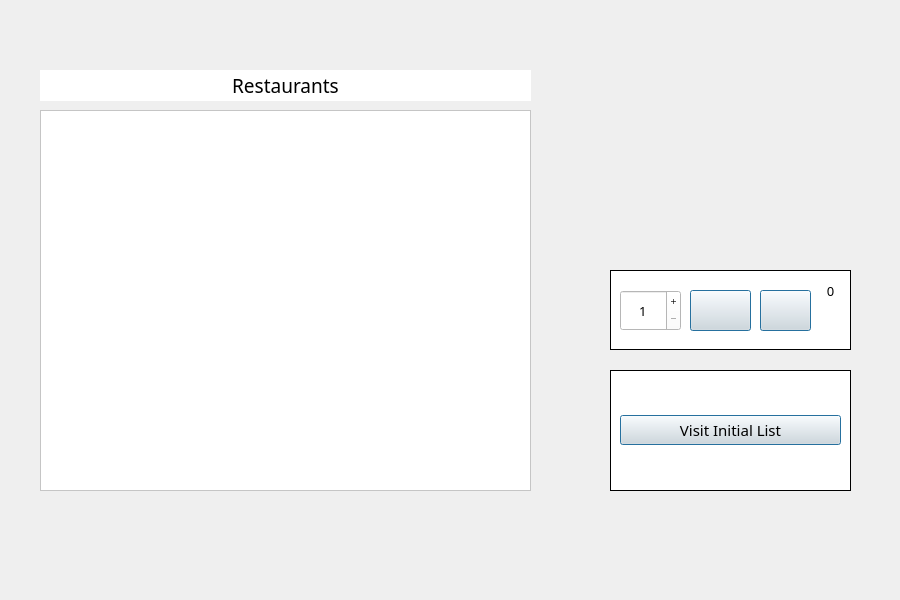
First picture: the form in schoolStore.ui, repository DannyCamacho/CollegeConnect, before the edit.
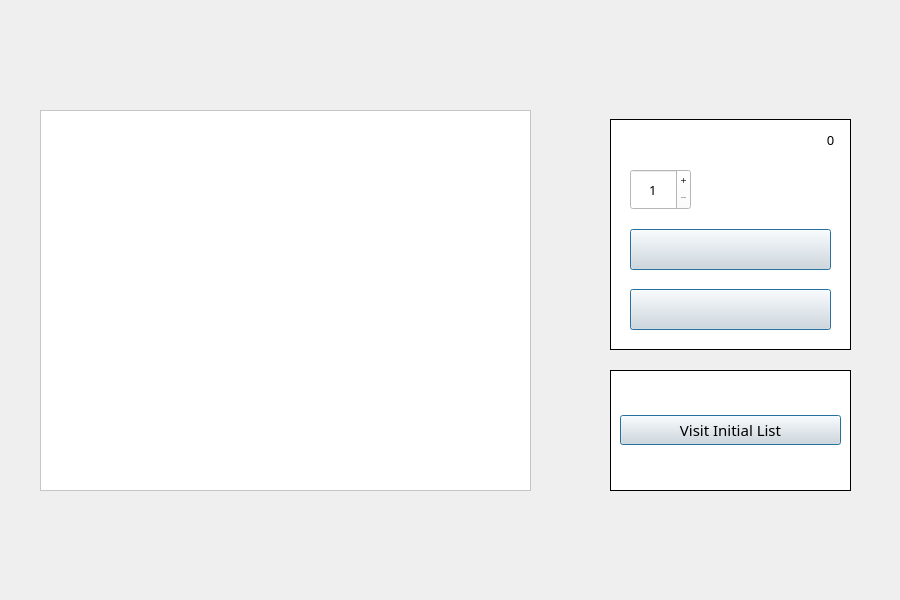
Second picture: the form after the edit. Icons and pictures are not drawn.

```diff
--- a/schoolStore.ui
+++ b/schoolStore.ui
@@ -18,9 +18,9 @@
     <property name="geometry">
      <rect>
       <x>610</x>
-      <y>270</y>
+      <y>119</y>
       <width>241</width>
-      <height>80</height>
+      <height>231</height>
      </rect>
     </property>
     <property name="styleSheet">
@@ -36,8 +36,8 @@
     <widget class="QSpinBox" name="spinBox">
      <property name="geometry">
       <rect>
-       <x>10</x>
-       <y>20</y>
+       <x>20</x>
+       <y>50</y>
        <width>61</width>
        <height>41</height>
       </rect>
@@ -92,9 +92,9 @@
     <widget class="QPushButton" name="pushButton_4">
      <property name="geometry">
       <rect>
-       <x>80</x>
-       <y>20</y>
-       <width>61</width>
+       <x>20</x>
+       <y>110</y>
+       <width>201</width>
        <height>41</height>
       </rect>
      </property>
@@ -126,9 +126,9 @@
     <widget class="QPushButton" name="cartButton">
      <property name="geometry">
       <rect>
-       <x>150</x>
-       <y>20</y>
-       <width>51</width>
+       <x>20</x>
+       <y>170</y>
+       <width>201</width>
        <height>41</height>
       </rect>
      </property>
@@ -370,48 +370,6 @@
      </attribute>
     </widget>
    </widget>
-   <widget class="QFrame" name="frame_3">
-    <property name="geometry">
-     <rect>
-      <x>40</x>
-      <y>60</y>
-      <width>491</width>
-      <height>41</height>
-     </rect>
-    </property>
-    <property name="frameShape">
-     <enum>QFrame::NoFrame</enum>
-    </property>
-    <property name="frameShadow">
-     <enum>QFrame::Raised</enum>
-    </property>
-    <widget class="QLabel" name="label">
-     <property name="geometry">
-      <rect>
-       <x>0</x>
-       <y>10</y>
-       <width>491</width>
-       <height>31</height>
-      </rect>
-     </property>
-     <property name="font">
-      <font>
-       <family>Bahnschrift</family>
-       <pointsize>14</pointsize>
-      </font>
-     </property>
-     <property name="styleSheet">
-      <string notr="true">background-color: rgb(255, 255, 255);
-color: rgb(0, 0, 0);</string>
-     </property>
-     <property name="text">
-      <string>Restaurants</string>
-     </property>
-     <property name="alignment">
-      <set>Qt::AlignCenter</set>
-     </property>
-    </widget>
-   </widget>
   </widget>
  </widget>
  <resources>
```
Left out of the diff: 3 changed lines with no effect on the pictures.
